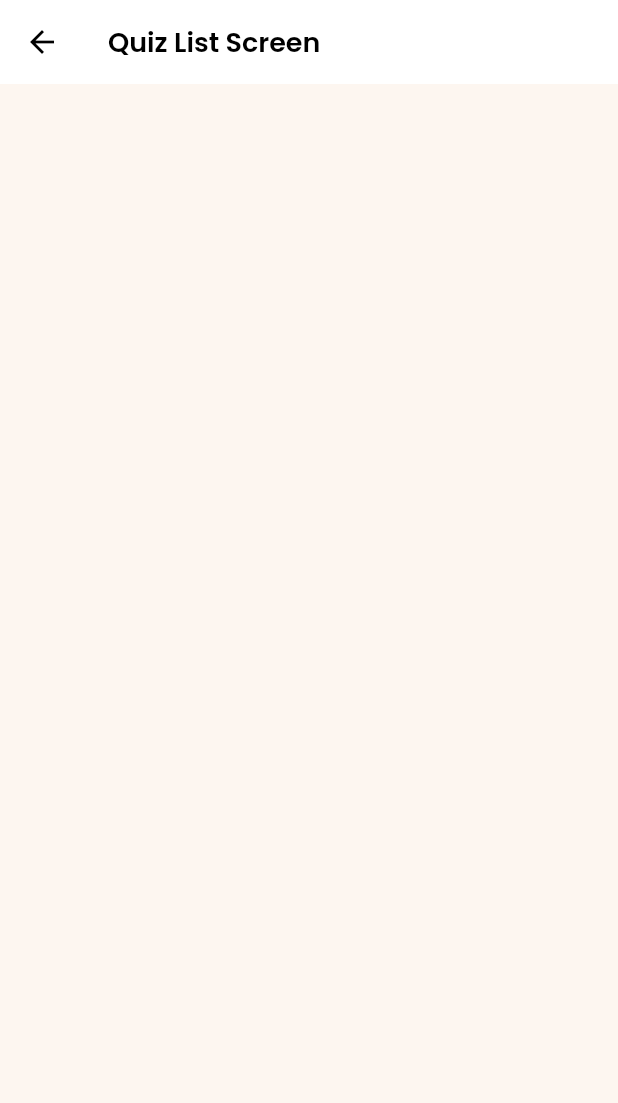
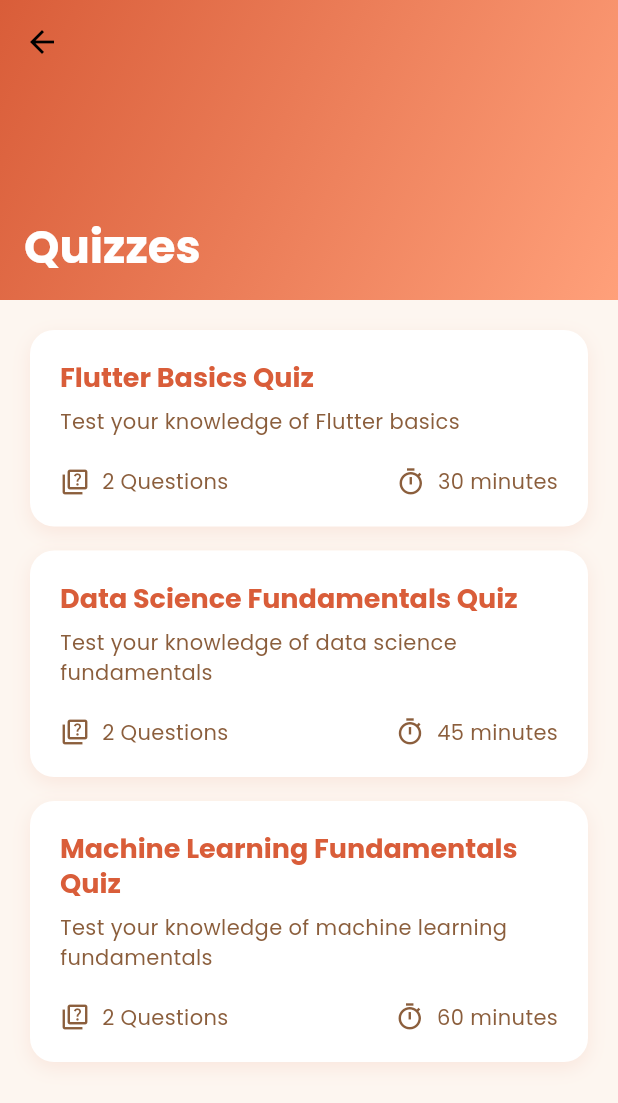
Before and after one commit to eviannaive/flutter-e_learning-app, a Flutter app: the QuizListScreen screen opened by its route, on a phone screen of 412 x 824 dp. Shown: the top 1103 px of the screen. Run offline on Flutter 3.47's test engine with Material 3 defaults, Android fonts, the phone set to English and light mode, and no system bars; our stand-ins replace bloc, cached_network_image, equatable, flutter_bloc, get, get_storage and 3 more; accounts and stored records are empty.

Commit message:
feat: part 12

```diff
--- a/lib/views/quiz/quiz_list/quiz_list_screen.dart
+++ b/lib/views/quiz/quiz_list/quiz_list_screen.dart
@@ -1,10 +1,62 @@
+import 'package:e_learning/core/theme/app_colors.dart';
+import 'package:e_learning/services/dummy_data_service.dart';
+import 'package:e_learning/views/quiz/quiz_list/widgets/quiz_card.dart';
 import 'package:flutter/material.dart';
+import 'package:get/get_connect/http/src/utils/utils.dart';
 
 class QuizListScreen extends StatelessWidget {
   const QuizListScreen({super.key});
 
   @override
   Widget build(BuildContext context) {
-    return Scaffold(appBar: AppBar(title: Text('Quiz List Screen')));
+    final theme = Theme.of(context);
+
+    return Scaffold(
+      backgroundColor: AppColors.lightBackground,
+      body: CustomScrollView(
+        physics: const BouncingScrollPhysics(),
+        slivers: [
+          SliverAppBar(
+            expandedHeight: 200,
+            pinned: true,
+            backgroundColor: AppColors.primary,
+            flexibleSpace: FlexibleSpaceBar(
+              titlePadding: EdgeInsets.all(16),
+              title: Text(
+                'Quizzes',
+                style: theme.textTheme.headlineMedium?.copyWith(
+                  color: AppColors.accent,
+                  fontWeight: FontWeight.bold,
+                ),
+              ),
+              background: Container(
+                decoration: const BoxDecoration(
+                  gradient: LinearGradient(
+                    colors: [AppColors.primary, AppColors.primaryLight],
+                    begin: Alignment.topLeft,
+                    end: Alignment.bottomRight,
+                  ),
+                ),
+              ),
+            ),
+          ),
+          SliverPadding(
+            padding: const EdgeInsets.all(20),
+            sliver: SliverList(
+              delegate: SliverChildBuilderDelegate((context, index) {
+                final quiz = DummyDataService.quizzes[index];
+                return QuizCard(
+                  title: quiz.title,
+                  description: quiz.description,
+                  questionCount: quiz.questions.length,
+                  timeLimit: quiz.timeLimit,
+                  onTap: () {},
+                );
+              }, childCount: DummyDataService.quizzes.length),
+            ),
+          ),
+        ],
+      ),
+    );
   }
 }
--- /dev/null
+++ b/lib/views/quiz/quiz_list/widgets/quiz_card.dart
@@ -0,0 +1,99 @@
+import 'package:e_learning/core/theme/app_colors.dart';
+import 'package:flutter/material.dart';
+
+class QuizCard extends StatelessWidget {
+  final String title;
+  final String description;
+  final int questionCount;
+  final int timeLimit;
+  final VoidCallback onTap;
+
+  const QuizCard({
+    super.key,
+    required this.title,
+    required this.description,
+    required this.questionCount,
+    required this.timeLimit,
+    required this.onTap,
+  });
+
+  @override
+  Widget build(BuildContext context) {
+    final theme = Theme.of(context);
+    return Container(
+      margin: const EdgeInsets.only(bottom: 16),
+      decoration: BoxDecoration(
+        color: AppColors.accent,
+        borderRadius: BorderRadius.circular(16),
+        boxShadow: [
+          BoxShadow(
+            color: AppColors.primary.withOpacity(0.1),
+            blurRadius: 10,
+            offset: const Offset(0, 4),
+          ),
+        ],
+      ),
+      child: Material(
+        color: Colors.transparent,
+        child: InkWell(
+          onTap: onTap,
+          borderRadius: BorderRadius.circular(16),
+          child: Padding(
+            padding: const EdgeInsets.all(20),
+            child: Column(
+              crossAxisAlignment: CrossAxisAlignment.start,
+              children: [
+                Text(
+                  title,
+                  style: theme.textTheme.titleLarge?.copyWith(
+                    color: AppColors.primary,
+                    fontWeight: FontWeight.bold,
+                  ),
+                ),
+                const SizedBox(height: 8),
+                Text(
+                  description,
+                  style: theme.textTheme.bodyMedium?.copyWith(
+                    color: AppColors.secondary,
+                  ),
+                ),
+                const SizedBox(height: 20),
+                Row(
+                  mainAxisAlignment: MainAxisAlignment.spaceBetween,
+                  children: [
+                    _buildQuizStat(
+                      theme,
+                      Icons.quiz_outlined,
+                      '$questionCount Questions',
+                    ),
+                    const SizedBox(height: 20),
+                    _buildQuizStat(
+                      theme,
+                      Icons.timer_outlined,
+                      '$timeLimit minutes',
+                    ),
+                  ],
+                ),
+              ],
+            ),
+          ),
+        ),
+      ),
+    );
+  }
+
+  Widget _buildQuizStat(ThemeData theme, IconData icon, String text) {
+    return Row(
+      children: [
+        Icon(icon, size: 20, color: AppColors.secondary),
+        const SizedBox(width: 8),
+        Text(
+          text,
+          style: theme.textTheme.bodyMedium?.copyWith(
+            color: AppColors.secondary,
+          ),
+        ),
+      ],
+    );
+  }
+}
```
